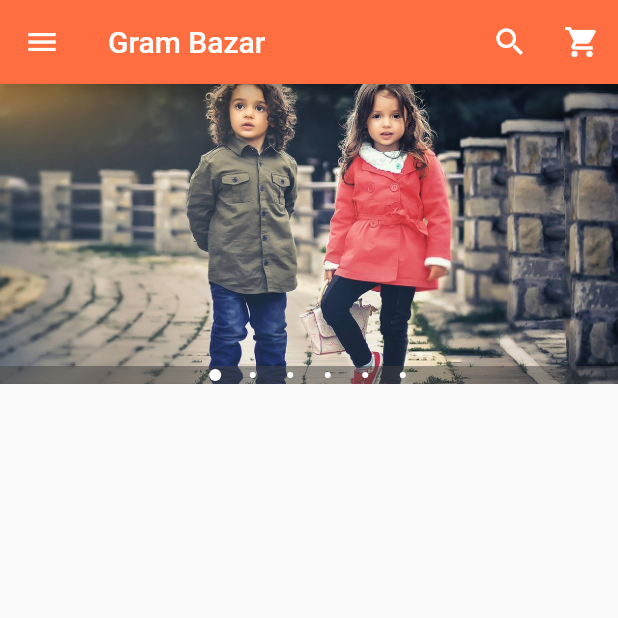
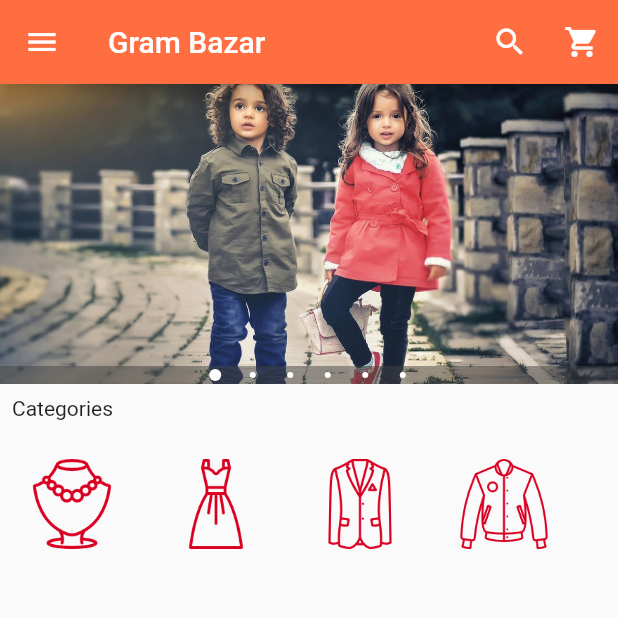
Before and after one commit to shakiz/ecommerce_app, a Flutter app: the screen it shows after launch, on a phone screen of 412 x 824 dp, the top half of it. Run offline on Flutter 3.47's test engine with Material 2 defaults, Android fonts, the phone set to English and light mode, and no system bars; drawn by our look-alikes of carousel_pro.

Commit message:
carousel and horizontal list part 1

```diff
--- /dev/null
+++ b/lib/horizontal_listview.dart
@@ -0,0 +1,67 @@
+import 'package:flutter/material.dart';
+
+class HorizontalListView extends StatelessWidget {
+  @override
+  Widget build(BuildContext context) {
+    return Container(
+      height: 88,
+      child: ListView(
+        scrollDirection: Axis.horizontal,
+        children: <Widget>[
+          ItemCategory(
+              image_location: "images/categories/accessories.png",
+              image_caption: "Accessories"),
+          ItemCategory(
+              image_location: "images/categories/dress.png",
+              image_caption: "Dress"),
+          ItemCategory(
+              image_location: "images/categories/formal.png",
+              image_caption: "Formal"),
+          ItemCategory(
+              image_location: "images/categories/informal.png",
+              image_caption: "Informal"),
+          ItemCategory(
+              image_location: "images/categories/jeans.png",
+              image_caption: "Jeans"),
+          ItemCategory(
+              image_location: "images/categories/shoe.png",
+              image_caption: "Shoe"),
+          ItemCategory(
+              image_location: "images/categories/tshirt.png",
+              image_caption: "T-Shirt")
+        ],
+      ),
+    );
+  }
+}
+
+class ItemCategory extends StatelessWidget {
+  final String image_location;
+  final String image_caption;
+
+  ItemCategory({this.image_location, this.image_caption});
+
+  @override
+  Widget build(BuildContext context) {
+    return Container(
+      width: 96,
+      child: Padding(
+        padding: EdgeInsets.all(2.0),
+        child: InkWell(
+          onTap: () {},
+          child: ListTile(
+            title: Image.asset(
+              image_location,
+              height: 96,
+              width: 96,
+            ),
+            subtitle: Container(
+              alignment: Alignment.topCenter,
+              child: Text(image_caption),
+            ),
+          ),
+        ),
+      ),
+    );
+  }
+}
--- a/lib/main_app.dart
+++ b/lib/main_app.dart
@@ -1,5 +1,6 @@
 import 'package:flutter/material.dart';
 import 'package:carousel_pro/carousel_pro.dart';
+import 'package:ecommerce_app/horizontal_listview.dart';
 
 void main() => runApp(MaterialApp(
       home: HomePage(),
@@ -23,8 +24,8 @@ class _HomePageState extends State<HomePage> {
           AssetImage('images/m1.jpeg'),
           AssetImage('images/m2.jpg'),
           AssetImage('images/w1.jpeg'),
-          AssetImage('images/w2.jpeg'),
-          AssetImage('images/w3.jpeg')
+          AssetImage('images/w3.jpeg'),
+          AssetImage('images/w4.jpeg')
         ],
         autoplay: false,
         animationCurve: Curves.fastOutSlowIn,
@@ -145,7 +146,25 @@ class _HomePageState extends State<HomePage> {
         ),
       ),
       body: ListView(
-        children: <Widget>[image_carousel],
+        children: <Widget>[
+          //region carousel
+          image_carousel,
+          //endregion
+
+          //region padding
+          Padding(
+            padding: EdgeInsets.all(8.0),
+            child: Text(
+              "Categories",
+              style: TextStyle(color: Colors.black87),
+            ),
+          ),
+          //endregion
+
+          //region horizontal listView for categories
+          HorizontalListView()
+          //endregion
+        ],
       ),
     );
   }
```
Also changed, not shown: pubspec.yaml (+8 -1 lines), images/categories/accessories.png (renamed from images/cats/accessories.png), images/categories/dress.png (renamed from images/cats/dress.png), images/categories/formal.png (renamed from images/cats/formal.png), images/categories/informal.png (renamed from images/cats/informal.png), images/categories/jeans.png (renamed from images/cats/jeans.png), images/categories/shoe.png (renamed from images/cats/shoe.png), images/categories/tshirt.png (renamed from images/cats/tshirt.png).
